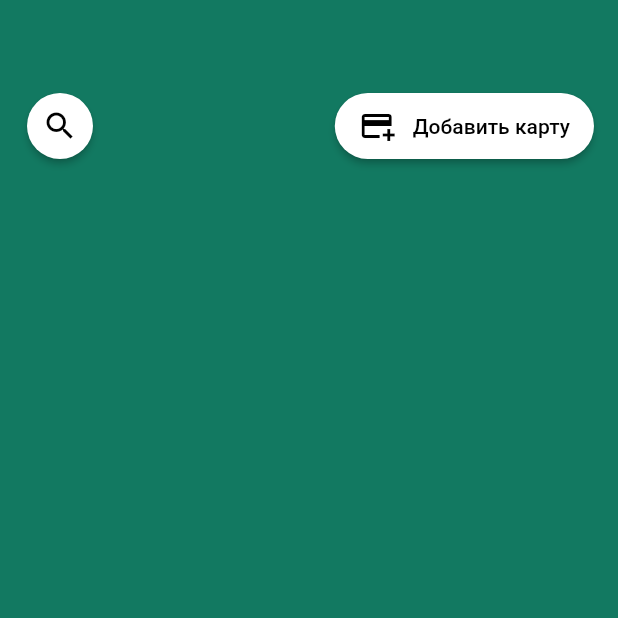
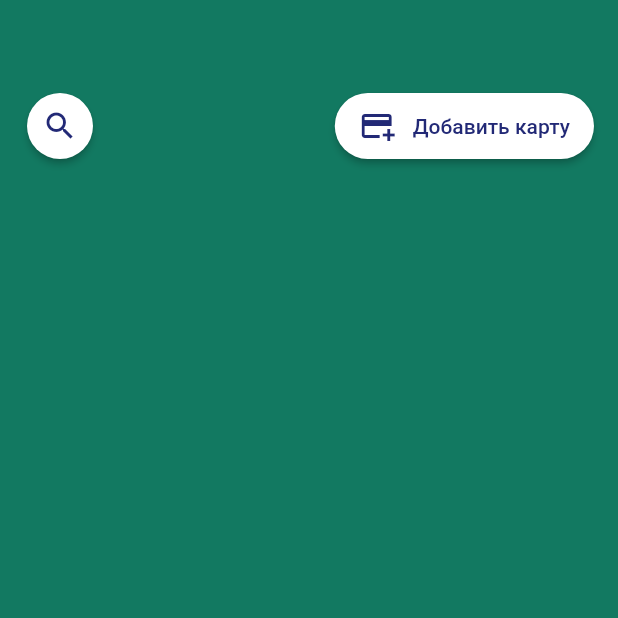
Before and after one commit to vikhlyaev/Transport-Sterlitamaka-Flutter, a Flutter app: the screen it shows after launch, on a phone screen of 412 x 824 dp, the top half of it. Run offline on Flutter 3.47's test engine with Material 2 defaults, Android fonts, the phone set to English and light mode, and no system bars; drawn by our look-alikes of salomon_bottom_bar.

Commit message:
Changes colors

```diff
--- a/lib/screens/maps/maps_widget.dart
+++ b/lib/screens/maps/maps_widget.dart
@@ -16,10 +16,10 @@ class MapsWidget extends StatelessWidget {
             top: 60,
             right: 16,
             child: ElevatedButton(
-              onPressed: () => Navigator.of(context).pushNamed('/card'),
+              onPressed: () => Navigator.of(context).pushNamed('/add-card'),
               style: ButtonStyle(
                 backgroundColor: MaterialStateProperty.all(Colors.white),
-                foregroundColor: MaterialStateProperty.all(Colors.black),
+                foregroundColor: MaterialStateProperty.all(UserColors.blue),
                 overlayColor:
                     MaterialStateProperty.all(UserColors.blue.withAlpha(20)),
                 padding: MaterialStateProperty.all(
@@ -48,7 +48,7 @@ class MapsWidget extends StatelessWidget {
               onPressed: () => print('tap'),
               style: ButtonStyle(
                 backgroundColor: MaterialStateProperty.all(Colors.white),
-                foregroundColor: MaterialStateProperty.all(Colors.black),
+                foregroundColor: MaterialStateProperty.all(UserColors.blue),
                 overlayColor:
                     MaterialStateProperty.all(UserColors.blue.withAlpha(20)),
                 minimumSize: MaterialStateProperty.all(
```
